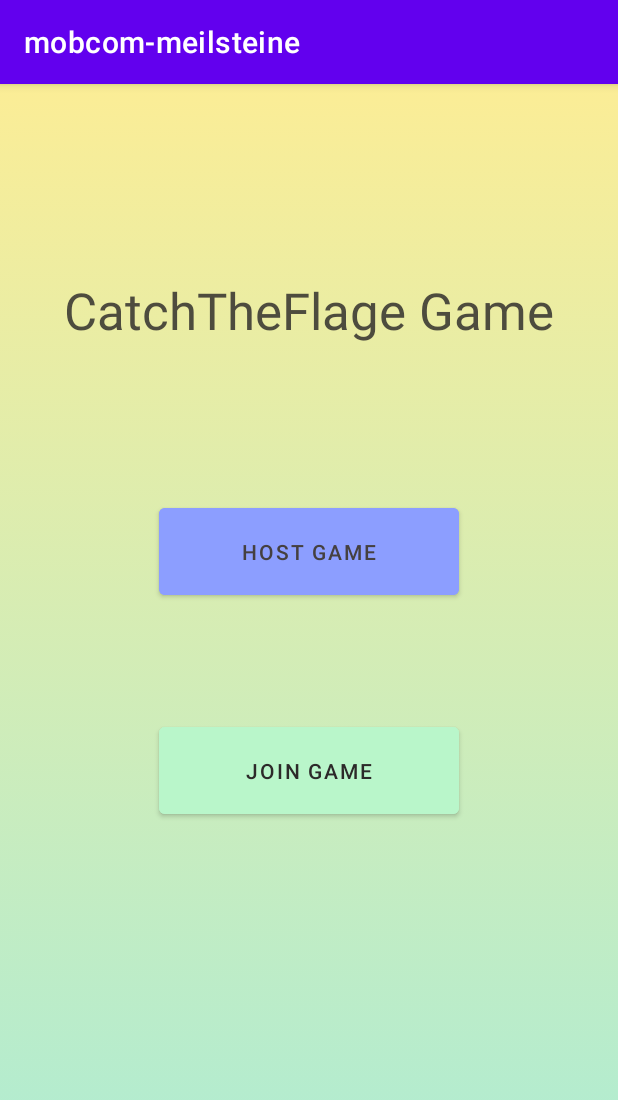
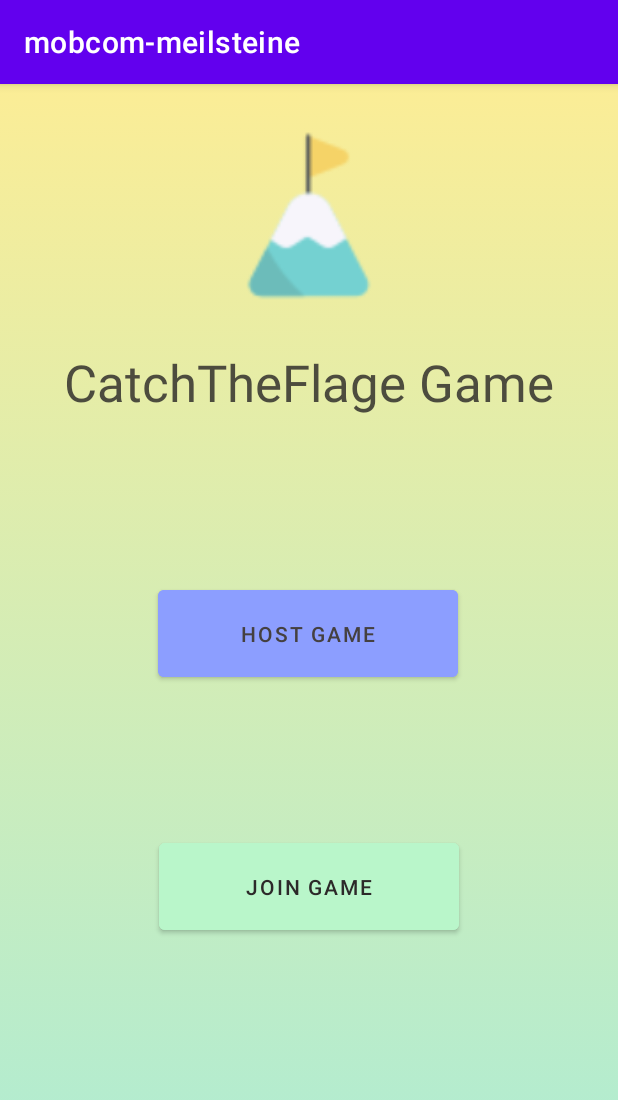
Before and after one commit to nahlaerrakik/2022-ss-mobcomp-zouhair-ijaad, an Android app: the screen it shows after launch (MainActivity), on a phone screen of 412 x 824 dp. Shown: the top 1100 px of the screen. Run offline under Robolectric (Android 15) with nearby library versions, the light colour scheme and no system bars.

Commit message:
Meilstein 1 Anpassung

```diff
--- a/Projekt/app/src/main/res/layout/fragment_start.xml
+++ b/Projekt/app/src/main/res/layout/fragment_start.xml
@@ -12,7 +12,7 @@
         android:id="@+id/textView2"
         android:layout_width="wrap_content"
         android:layout_height="wrap_content"
-        android:layout_marginTop="128dp"
+        android:layout_marginTop="176dp"
         android:text="CatchTheFlage Game"
         android:textAppearance="@style/TextAppearance.AppCompat.Display1"
         android:textColor="#DA32302C"
@@ -30,15 +30,16 @@
         android:textColor="#454040"
         app:layout_constraintBottom_toBottomOf="parent"
         app:layout_constraintEnd_toEndOf="parent"
+        app:layout_constraintHorizontal_bias="0.497"
         app:layout_constraintStart_toStartOf="parent"
         app:layout_constraintTop_toTopOf="parent"
-        app:layout_constraintVertical_bias="0.367" />
+        app:layout_constraintVertical_bias="0.449" />
 
     <Button
         android:id="@+id/join_btn_start"
         android:layout_width="200dp"
         android:layout_height="70dp"
-        android:layout_marginTop="-200dp"
+        android:layout_marginTop="-100dp"
         android:backgroundTint="#B9F6CA"
         android:text="Join Game"
         android:textColor="#2C2929"
@@ -46,4 +47,14 @@
         app:layout_constraintEnd_toEndOf="parent"
         app:layout_constraintStart_toStartOf="parent"
         app:layout_constraintTop_toBottomOf="@+id/host_btn_start" />
+
+    <ImageView
+        android:id="@+id/imageView"
+        android:layout_width="128dp"
+        android:layout_height="113dp"
+        app:layout_constraintBottom_toTopOf="@+id/textView2"
+        app:layout_constraintEnd_toEndOf="parent"
+        app:layout_constraintStart_toStartOf="parent"
+        app:layout_constraintTop_toTopOf="parent"
+        android:src="@drawable/startpagelogo" />
 </androidx.constraintlayout.widget.ConstraintLayout>
```
Also changed, not shown: Projekt/app/src/main/res/drawable/startpagelogo.png (added).
